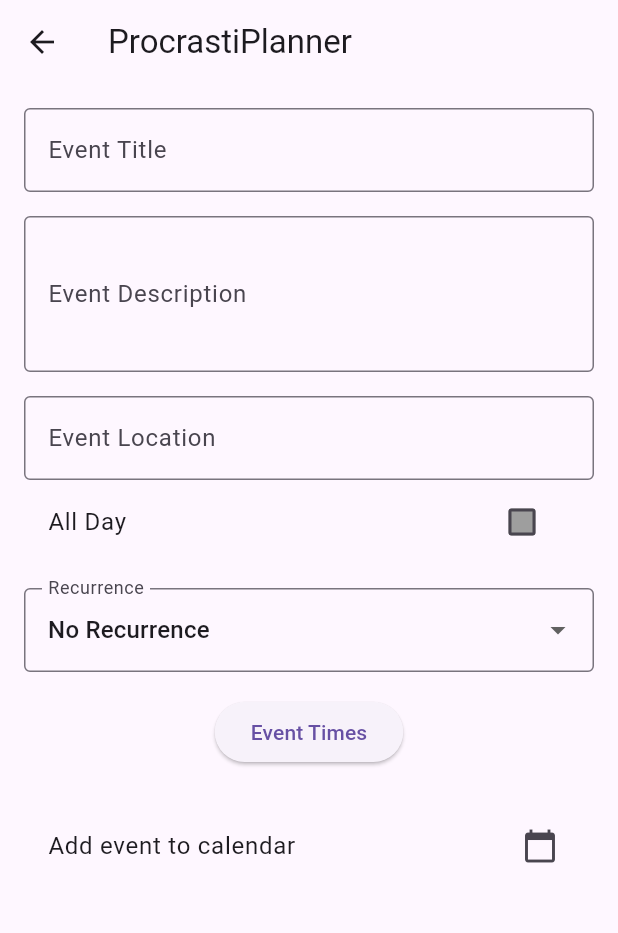
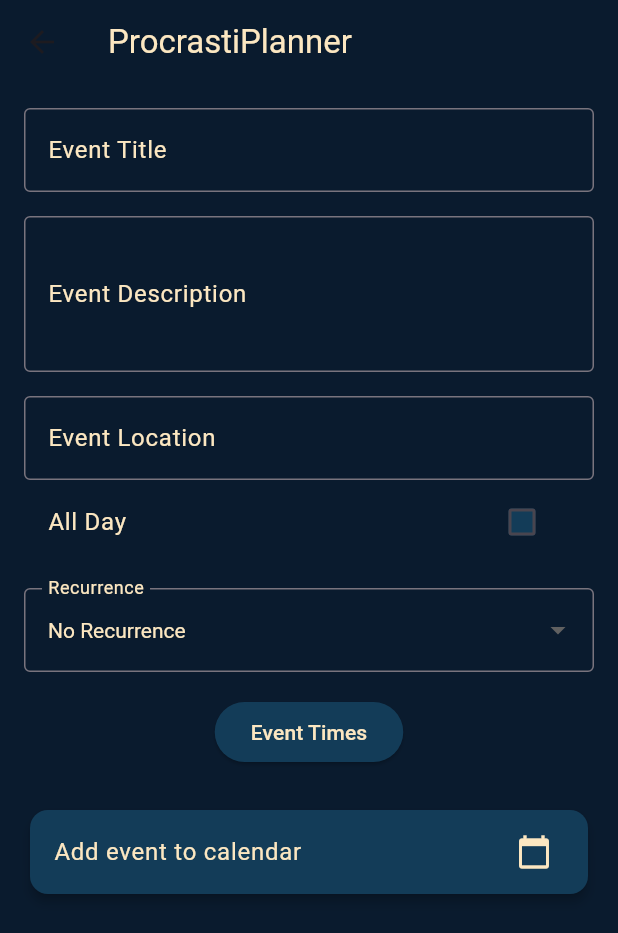
Before and after one commit to ProcrastiHater/Procrastihater, a Flutter app: the CalendarPage screen opened directly, on a phone screen of 412 x 824 dp. Shown: the top 933 px of the screen. Run offline on Flutter 3.47's test engine with Material 3 defaults, Android fonts, the phone set to English and light mode, and no system bars; our stand-ins replace cloud_firestore, firebase_auth, firebase_core, fl_chart; missing offline and left inert: add_2_calendar, dart:ffi, firebase_ui_auth, omni_datetime_picker; accounts and stored records are empty; network calls fail.

Commit message:
Color pallete set

```diff
--- a/lib/pages/calendar.dart
+++ b/lib/pages/calendar.dart
@@ -34,6 +34,18 @@ class CalendarPage extends StatefulWidget {
 /// Description: State for the CalendarPage
 ///*********************************
 class _CalendarPageState extends State<CalendarPage> {
+  final ColorScheme _colorScheme = const ColorScheme(
+    primary: Color.fromARGB(255, 10, 27, 46),
+    secondary: Color.fromARGB(255, 19, 52, 88),
+    surface: Color.fromARGB(255, 10, 27, 46),
+    error: Color(0xFFFF5252),
+    onPrimary: Color.fromARGB(255, 19, 52, 88),
+    onSecondary: Color.fromARGB(255, 19, 60, 88),
+    onSurface: Color.fromARGB(255, 252, 231, 193),
+    onError: Color.fromARGB(255, 10, 27, 46),
+    brightness: Brightness.light,
+  );
+
   List<DateTime>? dateTimeRange;
   String? title;
   String? description;
@@ -63,24 +75,6 @@ class _CalendarPageState extends State<CalendarPage> {
         location = _locationController.text;
       });
     });
-  }
-
-  ///*********************************
-  /// Name: getColor
-  ///
-  /// Description: gets and sets the color of the
-  /// all day checkbox based off the interaction state
-  ///*********************************
-  Color getColor(Set<WidgetState> states) {
-    const Set<WidgetState> interactiveStates = <WidgetState>{
-      WidgetState.pressed,
-      WidgetState.hovered,
-      WidgetState.focused,
-    };
-    if (states.any(interactiveStates.contains)) {
-      return Colors.blue;
-    }
-    return Colors.grey;
   }
 
   @override
@@ -136,7 +130,14 @@ class _CalendarPageState extends State<CalendarPage> {
   @override
   Widget build(BuildContext context) {
     return Scaffold(
-      appBar: AppBar(title: const Text('ProcrastiPlanner')),
+      appBar: AppBar(
+        title: Text(
+          'ProcrastiPlanner',
+          style: TextStyle(color: _colorScheme.onSurface),
+        ),
+        backgroundColor: _colorScheme.primary,
+      ),
+      backgroundColor: _colorScheme.background,
       body: SingleChildScrollView(
         padding: const EdgeInsets.all(16.0),
         child: Column(
@@ -144,53 +145,107 @@ class _CalendarPageState extends State<CalendarPage> {
           children: [
             TextField(
               controller: _titleController,
-              decoration: const InputDecoration(
+              style: TextStyle(color: _colorScheme.onSurface),
+              decoration: InputDecoration(
                 labelText: 'Event Title',
+                labelStyle: TextStyle(color: _colorScheme.onSurface),
                 border: OutlineInputBorder(),
+                focusedBorder: OutlineInputBorder(
+                  borderSide:
+                      BorderSide(color: _colorScheme.onSurface, width: 2.0),
+                ),
               ),
             ),
             const SizedBox(height: 16),
             TextField(
               controller: _descriptionController,
-              decoration: const InputDecoration(
+              style: TextStyle(color: _colorScheme.onSurface),
+              decoration: InputDecoration(
                 labelText: 'Event Description',
+                labelStyle: TextStyle(color: _colorScheme.onSurface),
                 border: OutlineInputBorder(),
+                focusedBorder: OutlineInputBorder(
+                  borderSide:
+                      BorderSide(color: _colorScheme.onSurface, width: 2.0),
+                ),
               ),
               maxLines: 3,
             ),
             const SizedBox(height: 16),
             TextField(
               controller: _locationController,
-              decoration: const InputDecoration(
+              style: TextStyle(color: _colorScheme.onSurface),
+              decoration: InputDecoration(
                 labelText: 'Event Location',
+                labelStyle: TextStyle(color: _colorScheme.onSurface),
                 border: OutlineInputBorder(),
+                focusedBorder: OutlineInputBorder(
+                  borderSide:
+                      BorderSide(color: _colorScheme.onSurface, width: 2.0),
+                ),
               ),
             ),
             ListTile(
-                title: const Text('All Day'),
+              title: Text(
+                'All Day',
+                style: TextStyle(color: _colorScheme.onSurface),
+              ),
               trailing: Checkbox(
-                  checkColor: Colors.white,
-                  fillColor: WidgetStateProperty.resolveWith(getColor),
+                checkColor: _colorScheme.primary,
+                fillColor: WidgetStateProperty.resolveWith((states) {
+                  if (states.contains(WidgetState.selected)) {
+                    return _colorScheme.onSurface;
+                  }
+                  return _colorScheme.onSecondary;
+                }),
                 value: isAllDay,
                 onChanged: (bool? value) {
                   setState(() {
                     isAllDay = value!;
                   });
                 },
-                )),
+              ),
+            ),
             const SizedBox(height: 16),
             DropdownButtonFormField<String>(
-              decoration: const InputDecoration(
+              dropdownColor: _colorScheme.primary,
+              style: TextStyle(color: _colorScheme.onSurface),
+              decoration: InputDecoration(
                 labelText: 'Recurrence',
+                labelStyle: TextStyle(color: _colorScheme.onSurface),
                 border: OutlineInputBorder(),
+                focusedBorder: OutlineInputBorder(
+                  borderSide:
+                      BorderSide(color: _colorScheme.onSurface, width: 2.0),
+                ),
               ),
               value: recurrenceType,
-              items: const [
-                DropdownMenuItem(value: null, child: Text('No Recurrence')),
-                DropdownMenuItem(value: 'daily', child: Text('Daily')),
-                DropdownMenuItem(value: 'weekly', child: Text('Weekly')),
-                DropdownMenuItem(value: 'monthly', child: Text('Monthly')),
-                DropdownMenuItem(value: 'yearly', child: Text('Yearly')),
+              items: [
+                DropdownMenuItem(
+                  value: null,
+                  child: Text('No Recurrence',
+                      style: TextStyle(color: _colorScheme.onSurface)),
+                ),
+                DropdownMenuItem(
+                  value: 'daily',
+                  child: Text('Daily',
+                      style: TextStyle(color: _colorScheme.onSurface)),
+                ),
+                DropdownMenuItem(
+                  value: 'weekly',
+                  child: Text('Weekly',
+                      style: TextStyle(color: _colorScheme.onSurface)),
+                ),
+                DropdownMenuItem(
+                  value: 'monthly',
+                  child: Text('Monthly',
+                      style: TextStyle(color: _colorScheme.onSurface)),
+                ),
+                DropdownMenuItem(
+                  value: 'yearly',
+                  child: Text('Yearly',
+                      style: TextStyle(color: _colorScheme.onSurface)),
+                ),
               ],
               onChanged: (String? value) {
                 setState(() {
@@ -202,23 +257,47 @@ class _CalendarPageState extends State<CalendarPage> {
             ElevatedButton(
               onPressed: () async {
                 final result = await showOmniDateTimeRangePicker(
-                    context: context, is24HourMode: true);
+                  context: context,
+                  is24HourMode: true,
+                );
                 setState(() {
                   dateTimeRange = result;
                 });
                 debugPrint('dateTime: $dateTimeRange');
               },
-              child: const Text('Event Times'),
+              style: ElevatedButton.styleFrom(
+                backgroundColor: _colorScheme.onSecondary,
+                foregroundColor: _colorScheme.onSurface,
+              ),
+              child: Text('Event Times',
+                  style: TextStyle(color: _colorScheme.onSurface)),
             ),
             const SizedBox(height: 24),
-            ListTile(
-              title: const Text('Add event to calendar'),
-              trailing: const Icon(Icons.calendar_today),
+            Card(
+              color: _colorScheme.onSecondary,
+              elevation: 3,
+              shape: RoundedRectangleBorder(
+                borderRadius: BorderRadius.circular(12),
+              ),
+              child: ListTile(
+                shape: RoundedRectangleBorder(
+                  borderRadius: BorderRadius.all(
+                    Radius.circular(25),
+                  ),
+                ),
+                title: Text(
+                  'Add event to calendar',
+                  style: TextStyle(color: _colorScheme.onSurface),
+                ),
+                trailing:
+                    Icon(Icons.calendar_today, color: _colorScheme.onSurface),
+                tileColor: _colorScheme.onSecondary,
                 onTap: () {
                   Add2Calendar.addEvent2Cal(
                     buildEvent(),
                   );
                 },
+              ),
             ),
           ],
         ),
```
Also changed, not shown: pubspec.lock, 126 other files. Lines whose indentation alone changed are shown as unchanged.
